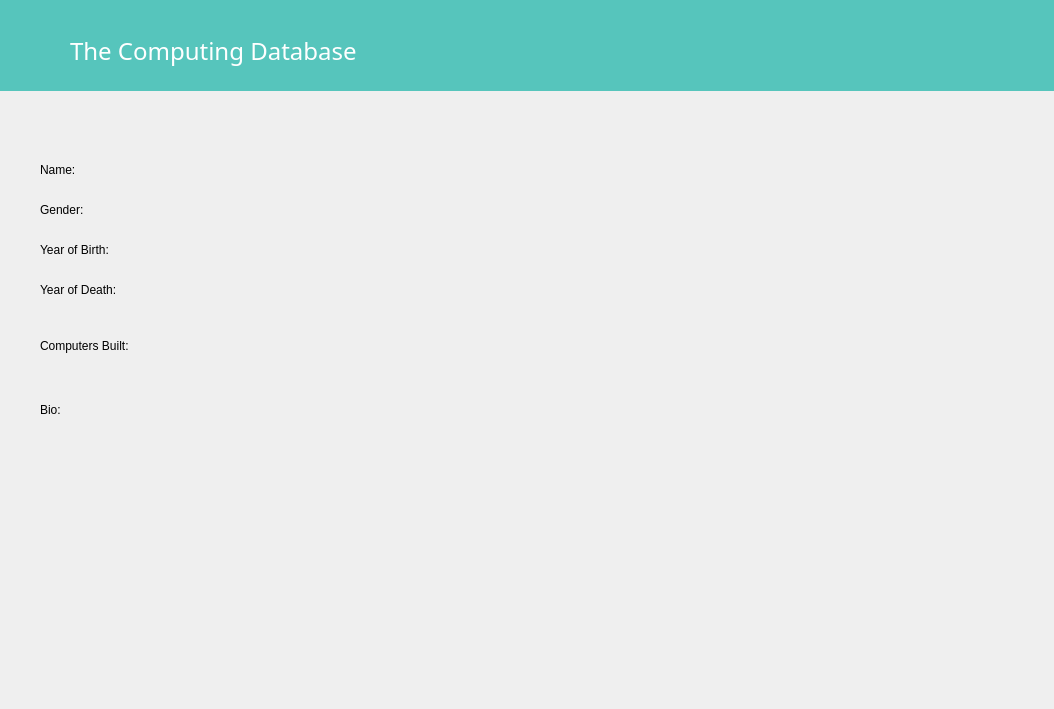
Qt form infoscientist.ui (olofristen/VLN1_Skil3) before a commit.
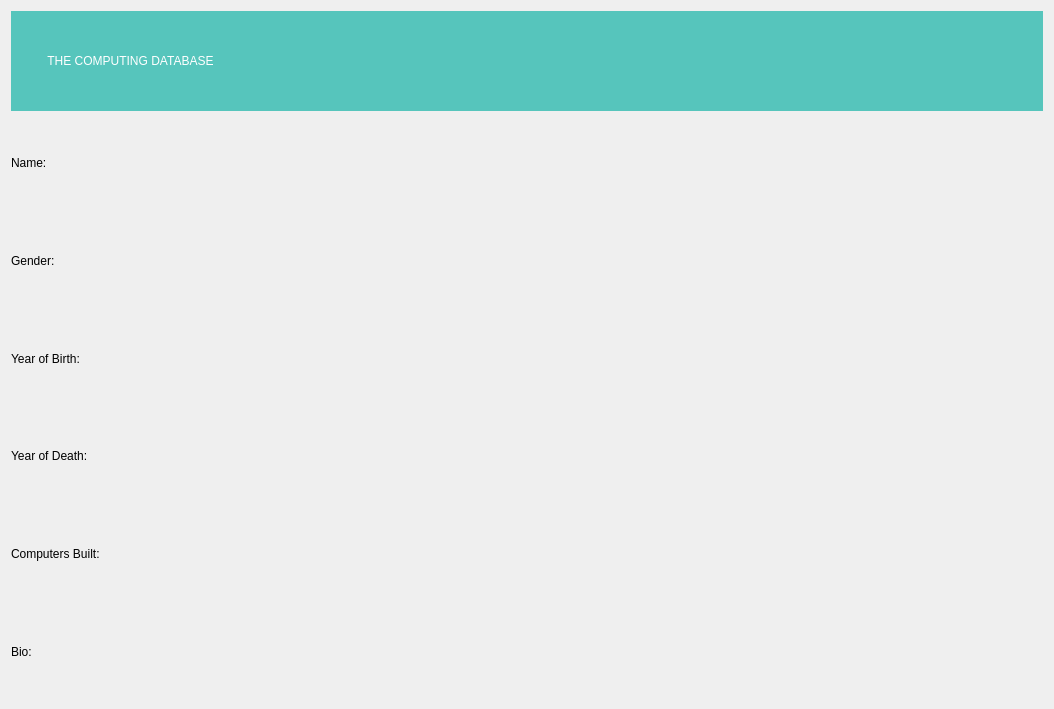
The same form after that commit. Icons and pictures are not drawn.

What changed in the file:
```diff
--- a/infoscientist.ui
+++ b/infoscientist.ui
@@ -13,69 +13,29 @@
   <property name="windowTitle">
    <string>Dialog</string>
   </property>
+  <layout class="QVBoxLayout" name="verticalLayout">
+   <item>
   <widget class="QLabel" name="Header">
-   <property name="geometry">
-    <rect>
-     <x>0</x>
-     <y>0</y>
-     <width>1081</width>
-     <height>91</height>
-    </rect>
+     <property name="minimumSize">
+      <size>
+       <width>0</width>
+       <height>100</height>
+      </size>
    </property>
    <property name="styleSheet">
-    <string notr="true">background-color: rgb(86, 197, 188);</string>
+      <string notr="true">background-color: rgb(86, 197, 188);
+image: url(:/Buttons/skil3-logo_80pxIN.png);
+image-position: left;
+color: rgb(255, 255, 255);
+font: 18pt &quot;Agency FB&quot;;</string>
    </property>
    <property name="text">
-    <string/>
-   </property>
-  </widget>
-  <widget class="QLabel" name="Logo">
-   <property name="geometry">
-    <rect>
-     <x>10</x>
-     <y>20</y>
-     <width>61</width>
-     <height>61</height>
-    </rect>
-   </property>
-   <property name="styleSheet">
-    <string notr="true">image: url(:/Buttons/skil3-logo_100pxIN.png);</string>
-   </property>
-   <property name="text">
-    <string/>
-   </property>
-  </widget>
-  <widget class="QLabel" name="Title">
-   <property name="geometry">
-    <rect>
-     <x>70</x>
-     <y>20</y>
-     <width>331</width>
-     <height>61</height>
-    </rect>
-   </property>
-   <property name="font">
-    <font>
-     <family>Agency FB</family>
-     <pointsize>18</pointsize>
-    </font>
-   </property>
-   <property name="styleSheet">
-    <string notr="true">color: rgb(255, 255, 255);</string>
-   </property>
-   <property name="text">
-    <string>The Computing Database</string>
-   </property>
-  </widget>
+      <string>           THE COMPUTING DATABASE</string>
+     </property>
+    </widget>
+   </item>
+   <item>
   <widget class="QLabel" name="Name">
-   <property name="geometry">
-    <rect>
-     <x>40</x>
-     <y>160</y>
-     <width>68</width>
-     <height>19</height>
-    </rect>
-   </property>
    <property name="styleSheet">
     <string notr="true">font: 75 12pt &quot;AlternateGothic2 BT&quot;;</string>
    </property>
@@ -83,15 +43,9 @@
     <string>Name:</string>
    </property>
   </widget>
+   </item>
+   <item>
   <widget class="QLabel" name="Gender">
-   <property name="geometry">
-    <rect>
-     <x>40</x>
-     <y>200</y>
-     <width>68</width>
-     <height>19</height>
-    </rect>
-   </property>
    <property name="styleSheet">
     <string notr="true">font: 75 12pt &quot;AlternateGothic2 BT&quot;;</string>
    </property>
@@ -99,15 +53,9 @@
     <string>Gender:</string>
    </property>
   </widget>
+   </item>
+   <item>
   <widget class="QLabel" name="YOB">
-   <property name="geometry">
-    <rect>
-     <x>40</x>
-     <y>240</y>
-     <width>111</width>
-     <height>19</height>
-    </rect>
-   </property>
    <property name="styleSheet">
     <string notr="true">font: 75 12pt &quot;AlternateGothic2 BT&quot;;</string>
    </property>
@@ -115,15 +63,9 @@
     <string>Year of Birth:</string>
    </property>
   </widget>
+   </item>
+   <item>
   <widget class="QLabel" name="YOD">
-   <property name="geometry">
-    <rect>
-     <x>40</x>
-     <y>280</y>
-     <width>121</width>
-     <height>19</height>
-    </rect>
-   </property>
    <property name="styleSheet">
     <string notr="true">font: 75 12pt &quot;AlternateGothic2 BT&quot;;</string>
    </property>
@@ -131,15 +73,9 @@
     <string>Year of Death:</string>
    </property>
   </widget>
+   </item>
+   <item>
   <widget class="QLabel" name="computersBuilt">
-   <property name="geometry">
-    <rect>
-     <x>40</x>
-     <y>330</y>
-     <width>131</width>
-     <height>31</height>
-    </rect>
-   </property>
    <property name="styleSheet">
     <string notr="true">font: 75 12pt &quot;AlternateGothic2 BT&quot;;</string>
    </property>
@@ -147,15 +83,9 @@
     <string>Computers Built:</string>
    </property>
   </widget>
+   </item>
+   <item>
   <widget class="QLabel" name="bio">
-   <property name="geometry">
-    <rect>
-     <x>40</x>
-     <y>400</y>
-     <width>68</width>
-     <height>19</height>
-    </rect>
-   </property>
    <property name="styleSheet">
     <string notr="true">font: 75 12pt &quot;AlternateGothic2 BT&quot;;</string>
    </property>
@@ -163,6 +93,8 @@
     <string>Bio:</string>
    </property>
   </widget>
+   </item>
+  </layout>
  </widget>
  <resources/>
  <connections/>
```
Lines whose indentation alone changed are shown as unchanged.
